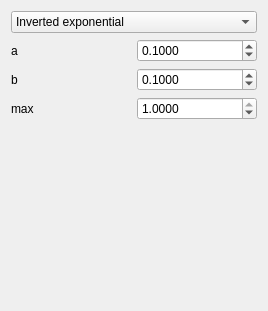
Qt form Tools/ToolMutualismBreakdowner/qtpoisoningfunctionwidget.ui (richelbilderbeek/ProjectRichelBilderbeek) before a commit.
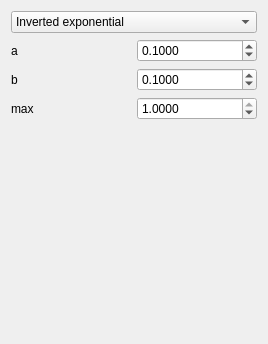
The same form after that commit. Icons and pictures are not drawn.

```diff
--- a/Tools/ToolMutualismBreakdowner/qtpoisoningfunctionwidget.ui
+++ b/Tools/ToolMutualismBreakdowner/qtpoisoningfunctionwidget.ui
@@ -7,7 +7,7 @@
     <x>0</x>
     <y>0</y>
     <width>268</width>
-    <height>311</height>
+    <height>344</height>
    </rect>
   </property>
   <property name="windowTitle">
```
Left out of the diff: 6 changed lines with no effect on the pictures.
